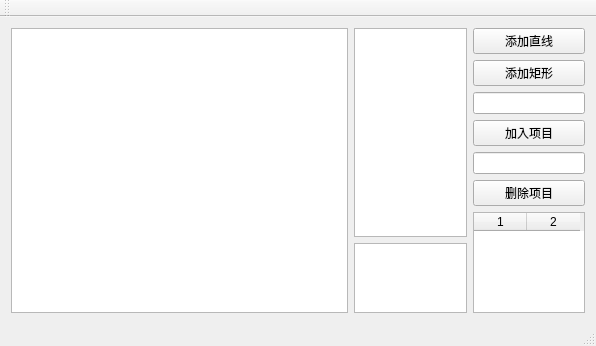
Old version of the form mainwindow.ui in the repository 1143910315/Drawing.
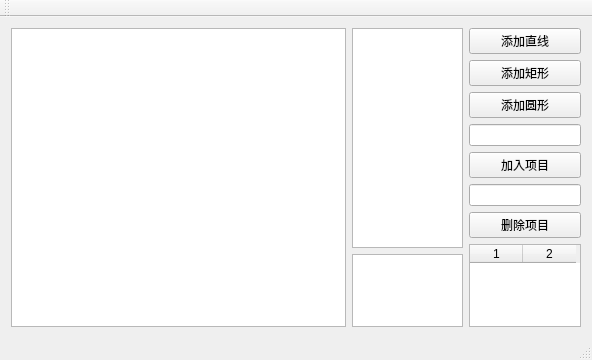
New version of the form. Custom widgets are drawn as their Qt base class.

Diff of the .ui file:
```diff
--- a/mainwindow.ui
+++ b/mainwindow.ui
@@ -6,8 +6,8 @@
    <rect>
     <x>0</x>
     <y>0</y>
-    <width>596</width>
-    <height>346</height>
+    <width>592</width>
+    <height>360</height>
    </rect>
   </property>
   <property name="windowTitle">
@@ -56,6 +56,13 @@
             </property>
            </widget>
           </item>
+          <item>
+           <widget class="QPushButton" name="pushButton_5">
+            <property name="text">
+             <string>添加圆形</string>
+            </property>
+           </widget>
+          </item>
           <item>
            <widget class="QLineEdit" name="lineEdit">
             <property name="toolTip">
```
Left out of the diff: 2 changed lines with no effect on the pictures.
